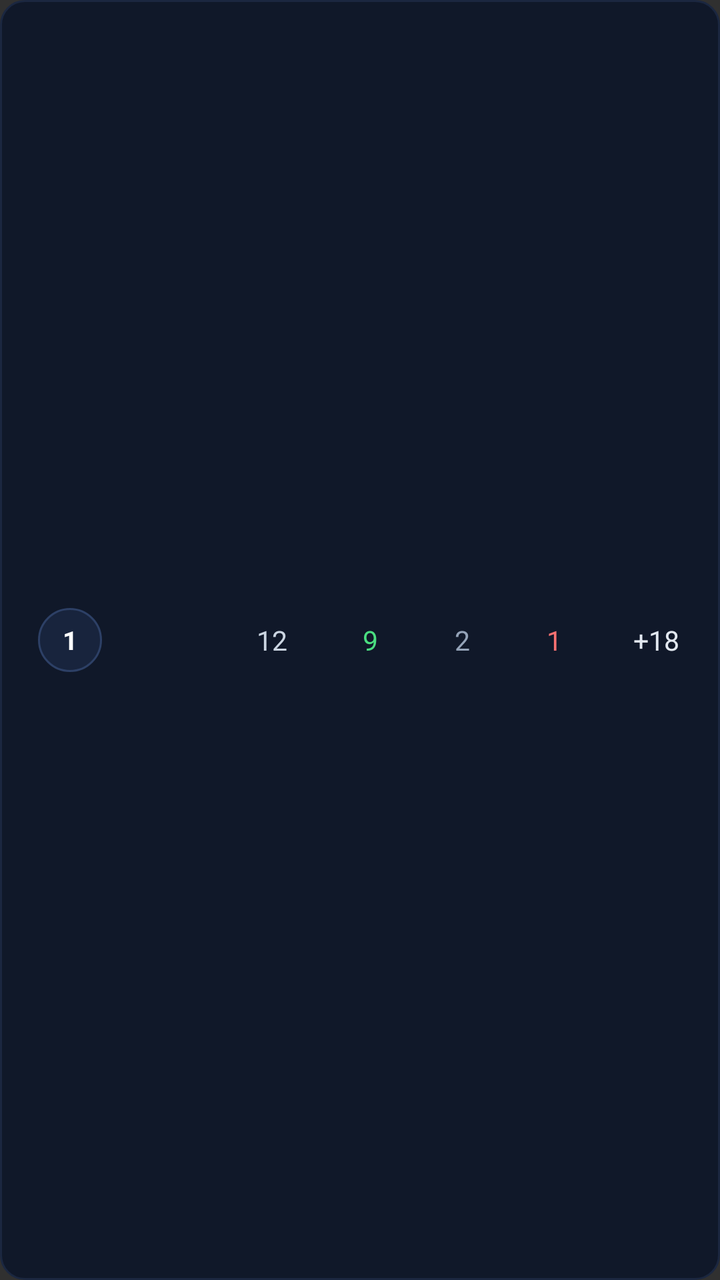
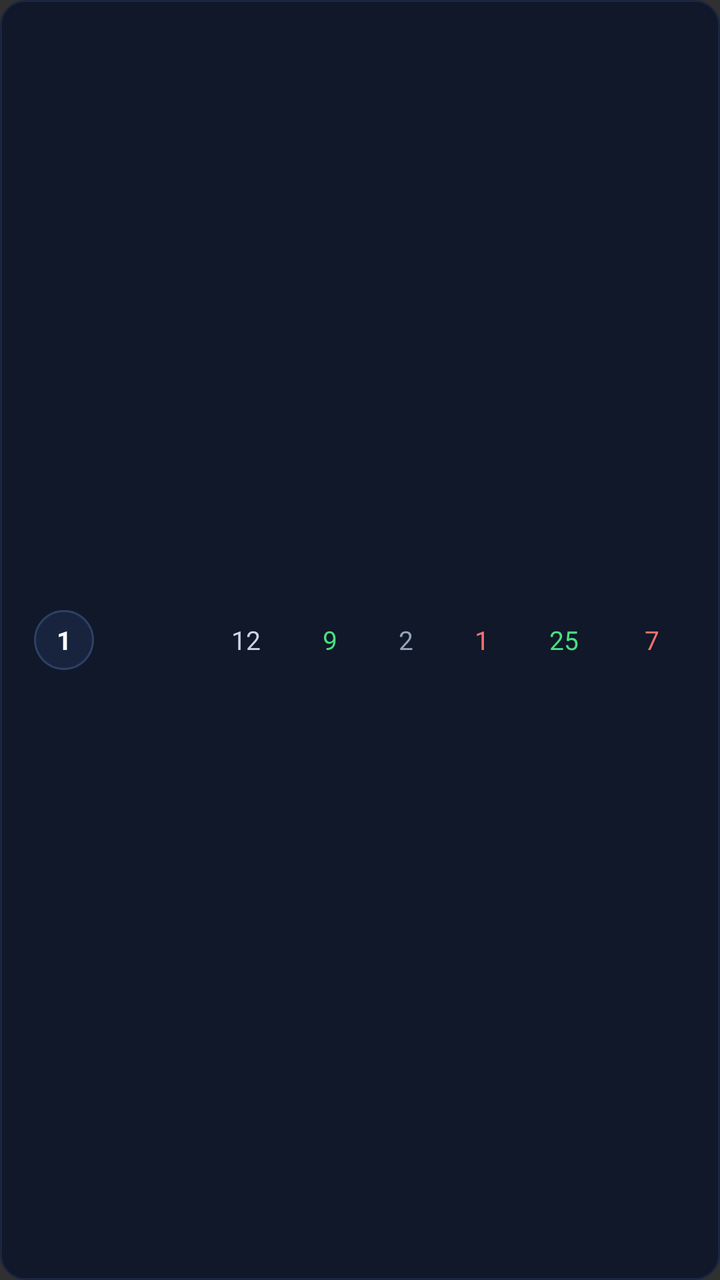

Screens rendered from an Android XML layout before and after an edit, with the pre-edit source and the edit as a unified diff.
<!-- AndroidManifest.xml: application theme Theme.AppCompat.NoActionBar -->
<!-- res/layout/item_standing_row.xml -->
<?xml version="1.0" encoding="utf-8"?>
<LinearLayout xmlns:android="http://schemas.android.com/apk/res/android"
    android:layout_width="match_parent"
    android:layout_height="52dp"
    android:layout_marginBottom="5dp"
    android:background="@drawable/bg_row_selector"
    android:clickable="true"
    android:focusable="true"
    android:gravity="center_vertical"
    android:orientation="horizontal"
    android:paddingStart="14dp"
    android:paddingEnd="14dp">

    <TextView
        android:id="@+id/tvRank"
        android:layout_width="32dp"
        android:layout_height="32dp"
        android:layout_marginStart="5dp"
        android:layout_marginEnd="5dp"
        android:background="@drawable/bg_vs_badge"
        android:gravity="center"
        android:text="1"
        android:textColor="#FFFFFF"
        android:textSize="13sp"
        android:textStyle="bold" />

    <ImageView
        android:id="@+id/ivTeamLogo"
        android:layout_width="32dp"
        android:layout_height="32dp"
        android:layout_marginStart="10dp"
        android:scaleType="fitCenter" />

    <TextView
        android:id="@+id/tvTeamName"
        android:layout_width="0dp"
        android:layout_height="wrap_content"
        android:layout_marginStart="12dp"
        android:layout_weight="1"
        android:ellipsize="end"
        android:singleLine="true"
        android:text="Arsenal"
        android:textColor="#F8FAFC"
        android:textSize="14sp"
        android:textStyle="bold" />

    <TextView
        android:id="@+id/tvPlayed"
        android:layout_width="52dp"
        android:layout_height="wrap_content"
        android:gravity="center"
        android:text="12"
        android:textColor="#CBD5E1"
        android:textSize="13.5sp" />

    <TextView
        android:id="@+id/tvWon"
        android:layout_width="46dp"
        android:layout_height="wrap_content"
        android:gravity="center"
        android:text="9"
        android:textColor="#4ADE80"
        android:textSize="13.5sp" />

    <TextView
        android:id="@+id/tvDrawn"
        android:layout_width="46dp"
        android:layout_height="wrap_content"
        android:gravity="center"
        android:text="2"
        android:textColor="#94A3B8"
        android:textSize="13.5sp" />

    <TextView
        android:id="@+id/tvLost"
        android:layout_width="46dp"
        android:layout_height="wrap_content"
        android:gravity="center"
        android:text="1"
        android:textColor="#F87171"
        android:textSize="13.5sp" />

    <TextView
        android:id="@+id/tvGoalDiff"
        android:layout_width="56dp"
        android:layout_height="wrap_content"
        android:gravity="center"
        android:text="+18"
        android:textColor="#E2E8F0"
        android:textSize="13.5sp" />

    <TextView
        android:id="@+id/tvPoints"
        android:layout_width="64dp"
        android:layout_height="wrap_content"
        android:gravity="center"
        android:text="29"
        android:textColor="#38BDF8"
        android:textSize="15sp"
        android:textStyle="bold" />

</LinearLayout>
<!-- resources referenced by this layout -->
<resources>
  <!-- drawable bg_row_selector (drawable) -->
  <?xml version="1.0" encoding="utf-8"?>
  <selector xmlns:android="http://schemas.android.com/apk/res/android">
      <item android:state_focused="true">
          <shape android:shape="rectangle">
              <solid android:color="#1E2E4D" />
              <corners android:radius="12dp" />
              <stroke android:width="2dp" android:color="#38BDF8" />
          </shape>
      </item>
      <item>
          <shape android:shape="rectangle">
              <solid android:color="#101829" />
              <corners android:radius="12dp" />
              <stroke android:width="1dp" android:color="#1B2740" />
          </shape>
      </item>
  </selector>
  <!-- drawable bg_vs_badge (drawable) -->
  <?xml version="1.0" encoding="utf-8"?>
  <shape xmlns:android="http://schemas.android.com/apk/res/android" android:shape="rectangle">
      <solid android:color="#18243D" />
      <corners android:radius="999dp" />
      <stroke android:width="1dp" android:color="#2D4066" />
  </shape>
</resources>

<!-- the commit's change to res/layout/item_standing_row.xml (unified diff, before → after) -->
@@ -8,13 +8,13 @@
     android:focusable="true"
     android:gravity="center_vertical"
     android:orientation="horizontal"
-    android:paddingStart="14dp"
-    android:paddingEnd="14dp">
+    android:paddingStart="12dp"
+    android:paddingEnd="12dp">
 
     <TextView
         android:id="@+id/tvRank"
-        android:layout_width="32dp"
-        android:layout_height="32dp"
+        android:layout_width="30dp"
+        android:layout_height="30dp"
         android:layout_marginStart="5dp"
         android:layout_marginEnd="5dp"
         android:background="@drawable/bg_vs_badge"
@@ -26,77 +26,95 @@
 
     <ImageView
         android:id="@+id/ivTeamLogo"
-        android:layout_width="32dp"
-        android:layout_height="32dp"
-        android:layout_marginStart="10dp"
+        android:layout_width="30dp"
+        android:layout_height="30dp"
+        android:layout_marginStart="8dp"
         android:scaleType="fitCenter" />
 
     <TextView
         android:id="@+id/tvTeamName"
         android:layout_width="0dp"
         android:layout_height="wrap_content"
-        android:layout_marginStart="12dp"
+        android:layout_marginStart="10dp"
         android:layout_weight="1"
         android:ellipsize="end"
         android:singleLine="true"
         android:text="Arsenal"
         android:textColor="#F8FAFC"
-        android:textSize="14sp"
+        android:textSize="13.5sp"
         android:textStyle="bold" />
 
     <TextView
         android:id="@+id/tvPlayed"
-        android:layout_width="52dp"
+        android:layout_width="46dp"
         android:layout_height="wrap_content"
         android:gravity="center"
         android:text="12"
         android:textColor="#CBD5E1"
-        android:textSize="13.5sp" />
+        android:textSize="13sp" />
 
     <TextView
         android:id="@+id/tvWon"
-        android:layout_width="46dp"
+        android:layout_width="38dp"
         android:layout_height="wrap_content"
         android:gravity="center"
         android:text="9"
         android:textColor="#4ADE80"
-        android:textSize="13.5sp" />
+        android:textSize="13sp" />
 
     <TextView
         android:id="@+id/tvDrawn"
-        android:layout_width="46dp"
+        android:layout_width="38dp"
         android:layout_height="wrap_content"
         android:gravity="center"
         android:text="2"
         android:textColor="#94A3B8"
-        android:textSize="13.5sp" />
+        android:textSize="13sp" />
 
     <TextView
         android:id="@+id/tvLost"
-        android:layout_width="46dp"
+        android:layout_width="38dp"
         android:layout_height="wrap_content"
         android:gravity="center"
         android:text="1"
         android:textColor="#F87171"
-        android:textSize="13.5sp" />
+        android:textSize="13sp" />
+
+    <TextView
+        android:id="@+id/tvGoalsFor"
+        android:layout_width="44dp"
+        android:layout_height="wrap_content"
+        android:gravity="center"
+        android:text="25"
+        android:textColor="#4ADE80"
+        android:textSize="13sp" />
+
+    <TextView
+        android:id="@+id/tvGoalsAgainst"
+        android:layout_width="44dp"
+        android:layout_height="wrap_content"
+        android:gravity="center"
+        android:text="7"
+        android:textColor="#F87171"
+        android:textSize="13sp" />
 
     <TextView
         android:id="@+id/tvGoalDiff"
-        android:layout_width="56dp"
+        android:layout_width="50dp"
         android:layout_height="wrap_content"
         android:gravity="center"
         android:text="+18"
         android:textColor="#E2E8F0"
-        android:textSize="13.5sp" />
+        android:textSize="13sp" />
 
     <TextView
         android:id="@+id/tvPoints"
-        android:layout_width="64dp"
+        android:layout_width="56dp"
         android:layout_height="wrap_content"
         android:gravity="center"
         android:text="29"
         android:textColor="#38BDF8"
-        android:textSize="15sp"
+        android:textSize="14.5sp"
         android:textStyle="bold" />
 
 </LinearLayout>
